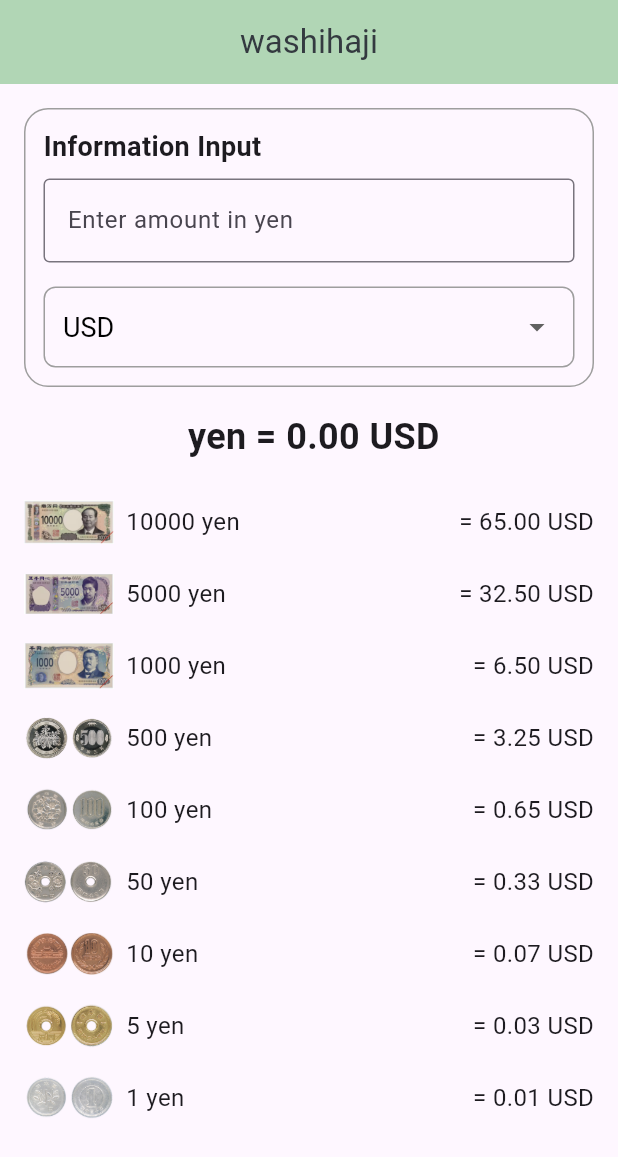
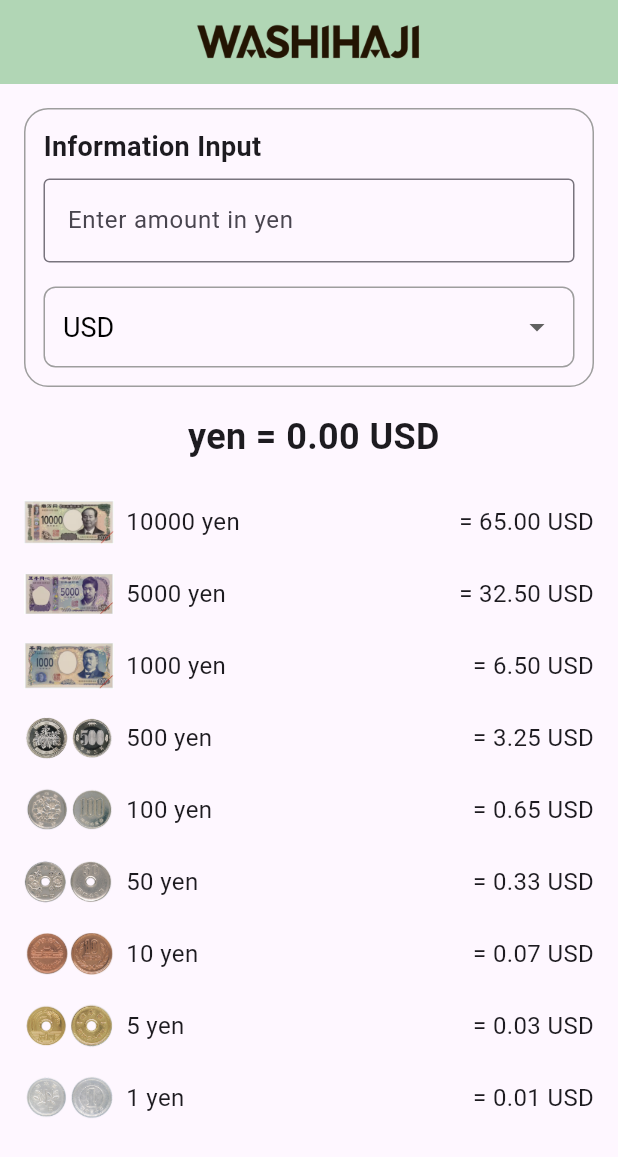
Before and after one commit to LEADME-Okinawa/washihaji, a Flutter app: the screen it shows after launch, on a phone screen of 412 x 824 dp. Shown: the top 1157 px of the screen. Run offline on Flutter 3.47's test engine with Material 3 defaults, Android fonts, the phone set to English and light mode, and no system bars.

Commit message:
update: Changed appbar title.

```diff
--- a/lib/screens/currency_converter_screen.dart
+++ b/lib/screens/currency_converter_screen.dart
@@ -25,7 +25,10 @@ class CurrencyConverterScreenState extends State<CurrencyConverterScreen> {
   Widget build(BuildContext context) {
     return Scaffold(
       appBar: AppBar(
-        title: const Text('washihaji'),
+        title: Image.asset(
+          'assets/header_logo.png',
+          height: 40,
+        ),
         centerTitle: true,
         backgroundColor: const Color(0xFFB1D6B5),
         foregroundColor: const Color(0xFF343A40),
--- a/pubspec.yaml
+++ b/pubspec.yaml
@@ -21,6 +21,7 @@ dev_dependencies:
 flutter:
   uses-material-design: true
   assets:
+    - assets/header_logo.png
     - assets/images/ten-thousand.png
     - assets/images/five-thousand.png
     - assets/images/thousand.png
```
Also changed, not shown: assets/header_logo.png (added).
